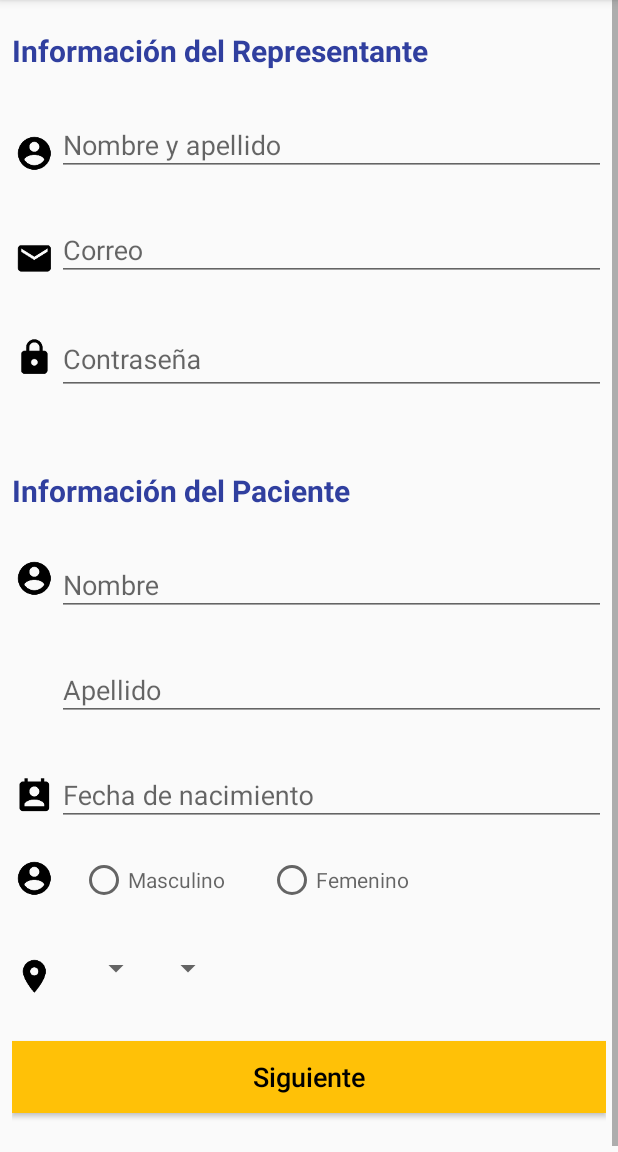
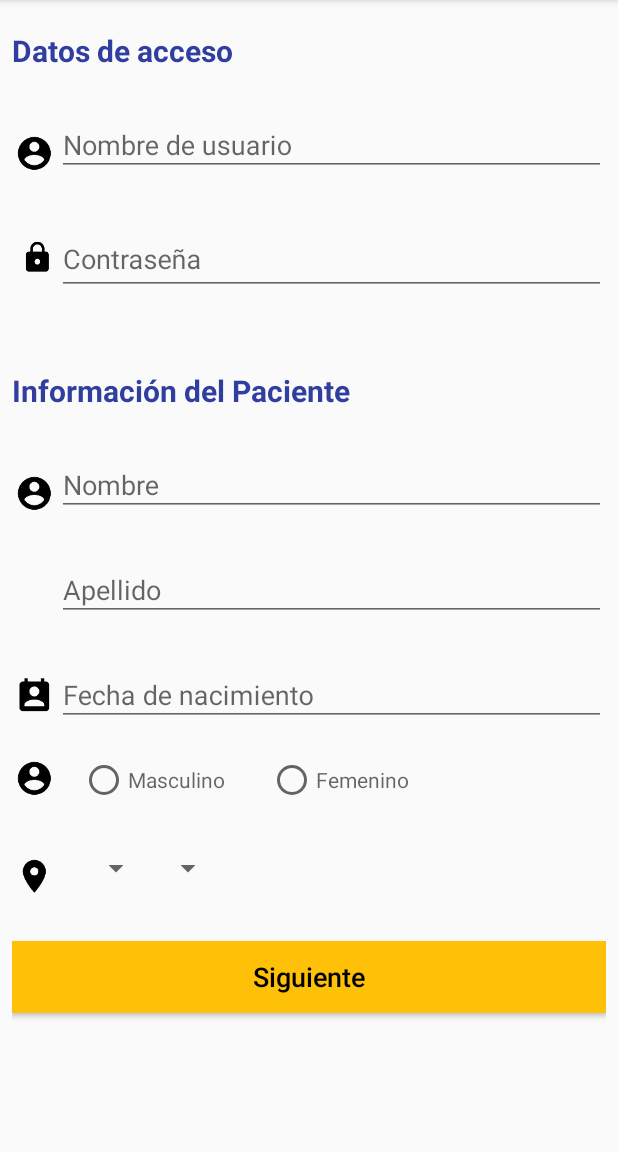
Before and after one commit to lnlindao/Insucontrol, an Android app: the RegistroActivity screen opened directly, with no data from a screen before it, on a phone screen of 412 x 824 dp, the part 84-1236 px from its top. Run offline under Robolectric (Android 15) with nearby library versions, the light colour scheme and no system bars; our stand-ins replace Volley; network calls fail; 1 statement that could not run was skipped.

Commit message:
Últimos cambios de diseño

```diff
--- a/InsuControl/app/src/main/res/layout/activity_list_alimentos.xml
+++ b/InsuControl/app/src/main/res/layout/activity_list_alimentos.xml
@@ -9,8 +9,8 @@
 
     <ListView
         android:id="@android:id/list"
-        android:layout_width="match_parent"
-        android:layout_height="match_parent"
+        android:layout_width="368dp"
+        android:layout_height="495dp"
         tools:layout_editor_absoluteY="8dp"
         tools:layout_editor_absoluteX="8dp"></ListView>
 
--- a/InsuControl/app/src/main/res/layout/activity_registro.xml
+++ b/InsuControl/app/src/main/res/layout/activity_registro.xml
@@ -25,7 +25,7 @@
             android:layout_height="wrap_content"
             android:layout_marginBottom="10dp"
             android:layout_marginTop="20dp"
-            android:text="Información del Representante"
+            android:text="Datos de acceso"
             android:textColor="@color/colorPrimaryDark"
             android:textSize="20sp"
             android:textStyle="bold" />
@@ -60,63 +60,17 @@
                 android:maxLines="1" />
         </android.support.design.widget.TextInputLayout>
 
-        <ImageView
-            android:id="@+id/correoIco"
-            android:layout_width="30dp"
-            android:layout_height="30dp"
-            android:layout_above="@+id/input_layout_txtPass"
-            android:layout_alignParentLeft="true"
-            android:layout_alignParentStart="true"
-            android:src="@mipmap/ic_mail" />
-
-        <android.support.design.widget.TextInputLayout
-            android:id="@+id/input_layout_txtCorreo"
-            android:layout_width="match_parent"
-            android:layout_height="50dp"
-            android:layout_alignParentEnd="true"
-            android:layout_alignParentRight="true"
-            android:layout_below="@+id/input_layout_txtUser"
-            android:layout_marginTop="20dp"
-            android:layout_toEndOf="@+id/correoPwd"
-            android:layout_toRightOf="@+id/correoPwd">
-
-            <EditText
-                android:id="@+id/txtCorreo"
-                android:layout_width="match_parent"
-                android:layout_height="wrap_content"
-                android:layout_below="@+id/input_layout_txtUser"
-                android:layout_toEndOf="@+id/correoIco"
-                android:layout_toRightOf="@+id/correoIco"
-                android:layout_weight="1"
-                android:hint="@string/correo"
-                android:inputType="textEmailAddress"
-                android:maxLines="1" />
-
-        </android.support.design.widget.TextInputLayout>
-
-        <ImageView
-            android:id="@+id/icoPwd"
-            android:layout_width="30dp"
-            android:layout_height="30dp"
-            android:layout_alignBottom="@+id/input_layout_txtPass"
-            android:layout_alignParentLeft="true"
-            android:layout_alignParentStart="true"
-            android:layout_marginBottom="10dp"
-            android:layout_weight="1"
-            android:src="@mipmap/ic_pwd"
-            tools:layout_editor_absoluteX="0dp"
-            tools:layout_editor_absoluteY="0dp" />
 
         <android.support.design.widget.TextInputLayout
             android:id="@+id/input_layout_txtPass"
             android:layout_width="match_parent"
             android:layout_height="wrap_content"
-            android:layout_below="@+id/input_layout_txtCorreo"
-            android:layout_marginTop="20dp"
-            android:layout_toEndOf="@+id/icoPwd"
-            android:layout_toRightOf="@+id/icoPwd"
             tools:layout_editor_absoluteX="8dp"
-            tools:layout_editor_absoluteY="0dp">
+            tools:layout_editor_absoluteY="0dp"
+            android:layout_below="@+id/correoPwd"
+            android:layout_marginTop="23dp"
+            android:layout_toRightOf="@+id/correoPwd"
+            android:layout_toEndOf="@+id/correoPwd">
 
             <EditText
                 android:id="@+id/txtPass"
@@ -150,7 +104,7 @@
             android:layout_width="30dp"
             android:layout_height="30dp"
             android:src="@mipmap/ic_user"
-            android:layout_centerVertical="true"
+            android:layout_above="@+id/input_layout_txtApellidoPaciente"
             android:layout_alignParentLeft="true"
             android:layout_alignParentStart="true" />
 
@@ -319,6 +273,18 @@
             android:layout_marginBottom="30dp"
             android:textSize="18sp" />
 
+        <ImageView
+            android:id="@+id/icoPwd"
+            android:layout_width="26dp"
+            android:layout_height="30dp"
+            android:layout_alignTop="@+id/input_layout_txtPass"
+            android:layout_marginTop="16dp"
+            android:layout_toLeftOf="@+id/input_layout_txtPass"
+            android:layout_toStartOf="@+id/input_layout_txtPass"
+            android:src="@mipmap/ic_pwd"
+            tools:layout_editor_absoluteX="0dp"
+            tools:layout_editor_absoluteY="0dp" />
+
     </RelativeLayout>
 
 
--- a/InsuControl/app/src/main/res/values/strings.xml
+++ b/InsuControl/app/src/main/res/values/strings.xml
@@ -1,7 +1,7 @@
 <resources>
     <string name="app_name">InsuControl</string>
     <string name="pass">Contraseña</string>
-    <string name="user">Nombre y apellido</string>
+    <string name="user">Nombre de usuario</string>
     <string name="userNombre">Nombre</string>
     <string name="userApellido">Apellido</string>
     <string name="correo">Correo</string>
```
Also changed, not shown: InsuControl/app/src/main/java/com/example/espol/insucontrol/ListAlimentos.java (+7 -11 lines), InsuControl/app/src/main/res/layout/activity_info_medica.xml (+4 -4 lines), InsuControl/app/src/main/res/layout/alertdialog_alimento.xml (renamed from InsuControl/app/src/main/res/layout/alertdialog.xml, +15 -14 lines).
